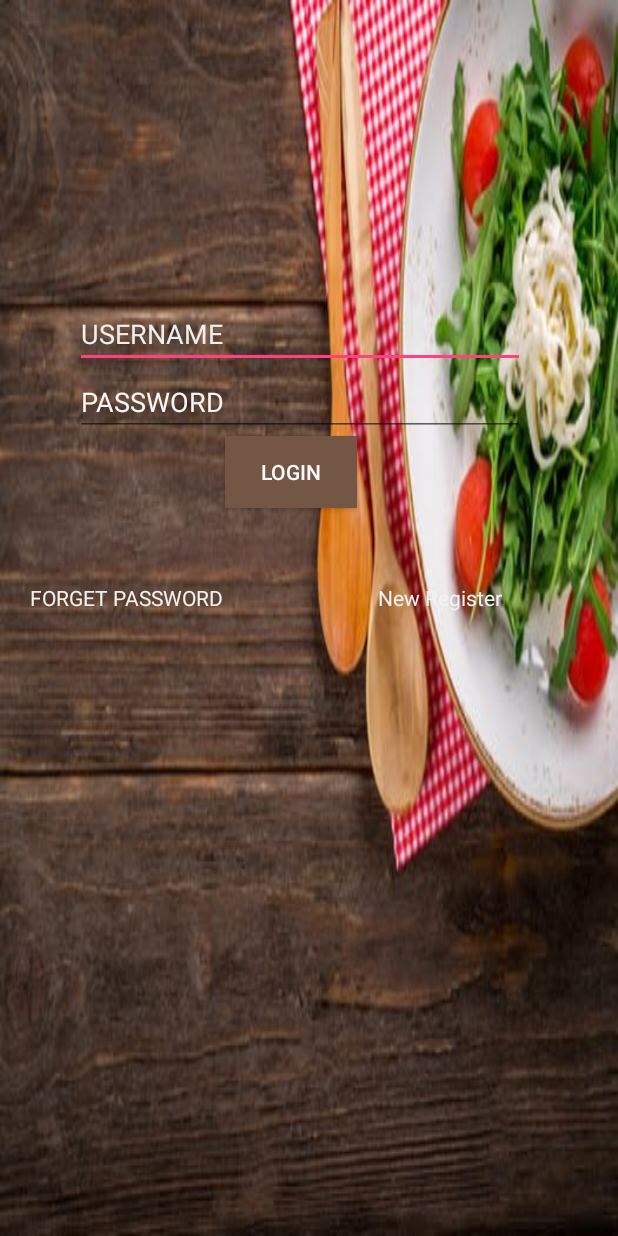
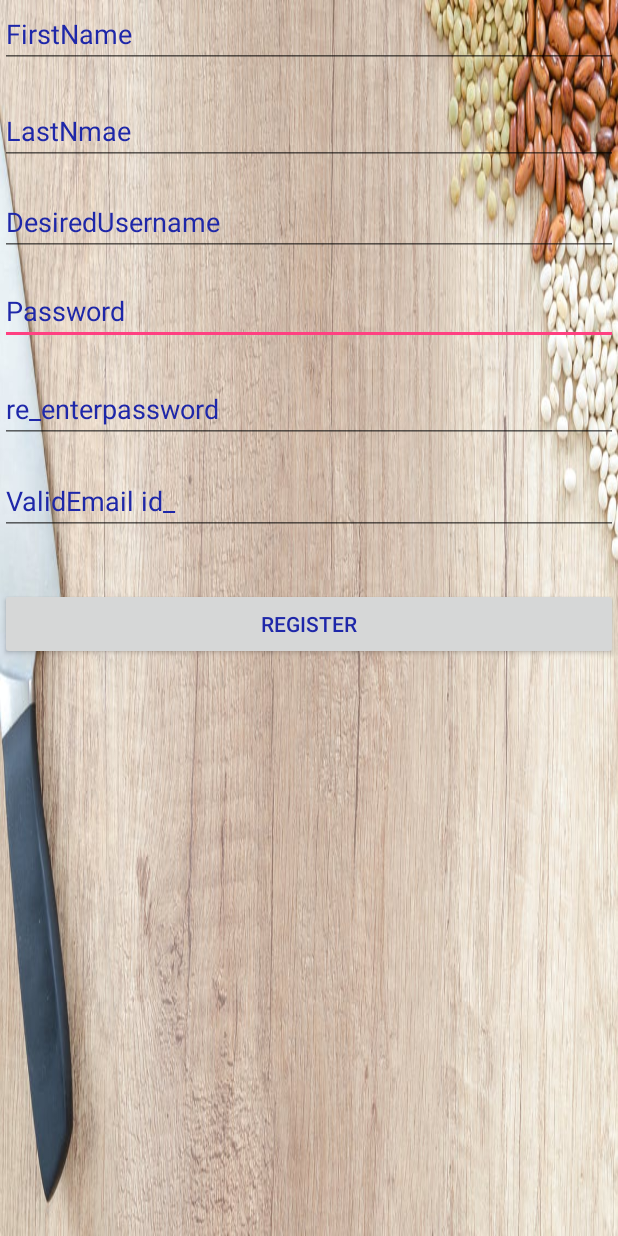
Before and after one commit to Mounikavallabhani/SharedPrefarence, an Android app: the screen it shows after launch (MainActivity before the commit, RegistraionPage after it), after a tap on "New Register", on a phone screen of 412 x 824 dp. Run offline under Robolectric (Android 15) with nearby library versions, the phone set to English and light mode, and no system bars.

Commit message:
third commit

```diff
--- /dev/null
+++ b/app/src/main/java/com/example/mansopresk14/sharedprefarence/RegistraionPage.java
@@ -0,0 +1,59 @@
+package com.example.mansopresk14.sharedprefarence;
+
+import android.content.Intent;
+import android.os.Bundle;
+import android.support.v7.app.AppCompatActivity;
+import android.view.View;
+import android.widget.EditText;
+
+public class RegistraionPage extends AppCompatActivity {
+    EditText firstname,lastname,username,paswword,email,repassword;
+
+    @Override
+    protected void onCreate(Bundle savedInstanceState) {
+        super.onCreate(savedInstanceState);
+        setContentView(R.layout.activity_registraion_page);
+        firstname=(EditText)findViewById(R.id.edtfirstname);
+        lastname=(EditText)findViewById(R.id.edtlastname);
+        username=(EditText)findViewById(R.id.edtUsername);
+        paswword=(EditText)findViewById(R.id.edtPass);
+        repassword=(EditText)findViewById(R.id.edtConfirmPass);
+        email=(EditText)findViewById(R.id.edtEmail);
+    }
+
+    public void register(View v) {
+        if (firstname.getText().toString().isEmpty()) {
+            firstname.requestFocus();
+            firstname.setError("");
+        } else if (lastname.getText().toString().isEmpty()) {
+            lastname.requestFocus();
+            lastname.setError("");
+
+        }
+        else if (username.getText().toString().isEmpty()) {
+            username.requestFocus();
+            username.setError("");
+
+        }
+        else if (paswword.getText().toString().isEmpty()) {
+            paswword.requestFocus();
+            paswword.setError("");
+
+        }
+        else if (repassword.getText().toString().isEmpty()) {
+            repassword.requestFocus();
+            repassword.setError("");
+
+        }
+        else if (email.getText().toString().isEmpty()) {
+            email.requestFocus();
+            email.setError("");
+
+        } else {
+            Intent it = new Intent(RegistraionPage.this, MainActivity.class);
+            startActivity(it);
+
+
+        }
+    }
+}
--- /dev/null
+++ b/app/src/main/res/layout/activity_registraion_page.xml
@@ -0,0 +1,115 @@
+<?xml version="1.0" encoding="utf-8"?>
+<LinearLayout xmlns:android="http://schemas.android.com/apk/res/android"
+    xmlns:app="http://schemas.android.com/apk/res-auto"
+    xmlns:tools="http://schemas.android.com/tools"
+    android:layout_width="match_parent"
+    android:layout_height="match_parent"
+    android:background="@drawable/wood1"
+   >
+
+    <ScrollView
+        xmlns:android="http://schemas.android.com/apk/res/android"
+        xmlns:tools="http://schemas.android.com/tools"
+        android:layout_width="match_parent"
+        android:layout_height="match_parent">
+    <RelativeLayout
+        android:layout_width="match_parent"
+        android:layout_height="match_parent"
+        tools:context=".MainActivity" >
+
+        <EditText
+            android:textColorHint="#1e27a9"
+            android:id="@+id/edtUsername"
+            android:layout_width="fill_parent"
+            android:layout_height="wrap_content"
+            android:layout_below="@+id/edtlastname"
+            android:layout_centerHorizontal="true"
+            android:layout_marginTop="15dp"
+            android:ems="10"
+            android:hint="DesiredUsername"
+            android:inputType="textPersonName"
+            android:singleLine="true" />
+
+        <EditText
+            android:textColorHint="#1e27a9"
+            android:id="@+id/edtfirstname"
+            android:layout_width="fill_parent"
+            android:layout_height="wrap_content"
+            android:layout_alignLeft="@+id/edtlastname"
+            android:layout_alignParentTop="true"
+            android:ems="10"
+            android:hint="FirstName"
+            android:inputType="textPersonName"
+            android:singleLine="true" />
+
+        <EditText
+            android:textColorHint="#1e27a9"
+            android:id="@+id/edtPass"
+            android:layout_width="match_parent"
+            android:layout_height="wrap_content"
+            android:layout_alignLeft="@+id/edtUsername"
+            android:layout_below="@+id/edtUsername"
+            android:layout_marginTop="14dp"
+            android:ems="10"
+            android:hint="Password"
+            android:inputType="textPassword"
+            android:singleLine="true" >
+
+            <requestFocus />
+        </EditText>
+
+        <EditText
+            android:id="@+id/edtConfirmPass"
+            android:layout_width="match_parent"
+            android:layout_height="wrap_content"
+            android:layout_alignParentLeft="true"
+            android:layout_alignParentStart="true"
+            android:layout_below="@+id/edtPass"
+            android:layout_marginTop="20dp"
+            android:ems="10"
+            android:hint="re_enterpassword"
+            android:inputType="textPassword"
+            android:singleLine="true"
+            android:textColorHint="#1e27a9" />
+
+        <EditText
+            android:textColorHint="#1e27a9"
+            android:id="@+id/edtEmail"
+            android:layout_width="match_parent"
+            android:layout_height="wrap_content"
+            android:layout_alignLeft="@+id/edtConfirmPass"
+            android:layout_below="@+id/edtConfirmPass"
+            android:layout_marginTop="16dp"
+            android:ems="10"
+            android:hint="ValidEmail id_"
+            android:inputType="textEmailAddress"
+            android:singleLine="true" />
+
+        <EditText
+            android:textColorHint="#1e27a9"
+            android:id="@+id/edtlastname"
+            android:layout_width="fill_parent"
+            android:layout_height="wrap_content"
+            android:layout_alignLeft="@+id/edtUsername"
+            android:layout_below="@+id/edtfirstname"
+            android:layout_marginTop="19dp"
+            android:ems="10"
+            android:hint="LastNmae"
+            android:inputType="textPersonName"
+            android:singleLine="true" />
+
+        <Button
+            android:onClick="register"
+            android:textColor="#1e27a9"
+            android:id="@+id/button1"
+            android:layout_width="match_parent"
+            android:layout_height="wrap_content"
+            android:layout_alignLeft="@+id/edtEmail"
+            android:layout_below="@+id/edtEmail"
+            android:layout_marginTop="35dp"
+            android:text="REGISTER" />
+
+    </RelativeLayout>
+    </ScrollView>
+
+</LinearLayout>
--- /dev/null
+++ b/app/src/main/res/values-v21/ids.xml
@@ -0,0 +1,6 @@
+<?xml version="1.0" encoding="utf-8"?>
+<!-- Inside `res/values/ids.xml` -->
+<!-- You also need to define R.id.item_click_support using ids.xml -->
+<resources>
+    <item name="item_click_support" type="id" />
+</resources>
```
Also changed, not shown: app/src/main/java/com/example/mansopresk14/sharedprefarence/AppleFragment.java (+14 -1 lines), app/src/main/java/com/example/mansopresk14/sharedprefarence/CustomAdapter.java (added, +71 -0 lines), app/src/main/java/com/example/mansopresk14/sharedprefarence/ImageviewActivity.java (added, +22 -0 lines), app/src/main/java/com/example/mansopresk14/sharedprefarence/ItemClickSupport.java (added, +99 -0 lines), app/src/main/res/layout/activity_main2.xml (added, +15 -0 lines), app/src/main/res/layout/row_layout.xml (added, +30 -0 lines).
